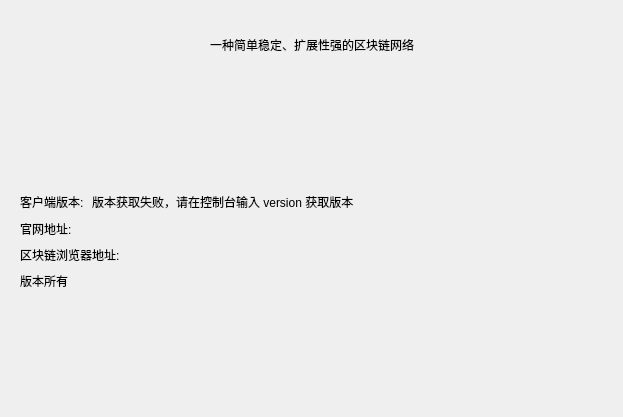
First picture: the form in src/forms/aboutdialog.ui, repository 33cn/chain33-qt, before the edit.
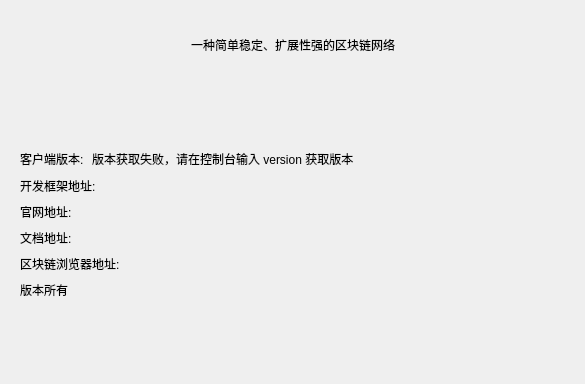
Second picture: the form after the edit. Icons and pictures are not drawn.

The edit to the form file:
```diff
--- a/src/forms/aboutdialog.ui
+++ b/src/forms/aboutdialog.ui
@@ -6,8 +6,8 @@
    <rect>
     <x>0</x>
     <y>0</y>
-    <width>623</width>
-    <height>417</height>
+    <width>585</width>
+    <height>384</height>
    </rect>
   </property>
   <property name="windowTitle">
@@ -191,6 +191,13 @@
        </item>
       </layout>
      </item>
+     <item>
+      <widget class="QLabel" name="frameLabel">
+       <property name="text">
+        <string>开发框架地址:</string>
+       </property>
+      </widget>
+     </item>
      <item>
       <widget class="QLabel" name="uccnLabel">
        <property name="text">
@@ -198,6 +205,13 @@
        </property>
       </widget>
      </item>
+     <item>
+      <widget class="QLabel" name="documentLabel">
+       <property name="text">
+        <string>文档地址:</string>
+       </property>
+      </widget>
+     </item>
      <item>
       <widget class="QLabel" name="browserLabel">
        <property name="text">
```
